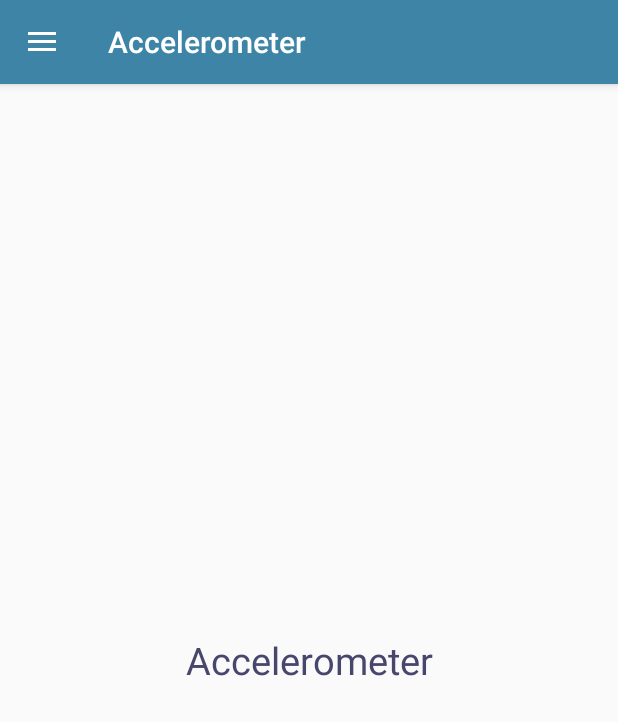
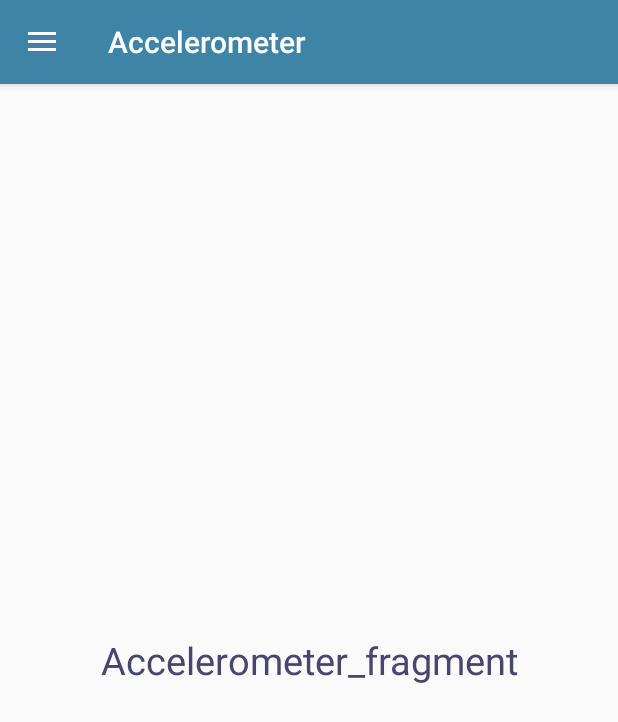
Before and after one commit to black-fluffy-cat/SensorsManager, an Android app: the screen it shows after launch (MainActivity), after a tap on "Accelerometer", on a phone screen of 412 x 824 dp. Shown: the top 722 px of the screen. Run offline under Robolectric (Android 15) with nearby library versions, the light colour scheme and no system bars; 1 other tap on this screen came first.

Commit message:
Create AccelerometerFragment, set it as default fragment

```diff
--- a/app/src/main/java/com/fluffycat/sensorsmanager/activities/MainActivity.kt
+++ b/app/src/main/java/com/fluffycat/sensorsmanager/activities/MainActivity.kt
@@ -5,13 +5,21 @@ import android.view.MenuItem
 import androidx.appcompat.app.ActionBarDrawerToggle
 import androidx.appcompat.app.AppCompatActivity
 import androidx.drawerlayout.widget.DrawerLayout
+import androidx.fragment.app.Fragment
 import com.fluffycat.sensorsmanager.R
+import com.fluffycat.sensorsmanager.fragments.AccelerometerFragment
 import com.fluffycat.sensorsmanager.navigation_view.MyNavigationItemSelectedListener
 import com.google.android.material.navigation.NavigationView
 import kotlinx.android.synthetic.main.activity_main.*
 
 
 class MainActivity : AppCompatActivity() {
+
+    companion object {
+        const val CURRENT_FRAGMENT_SAVED_STATE = "currentFragment"
+    }
+
+    private var currentFragment: String = ""
 
     override fun onCreate(savedInstanceState: Bundle?) {
         super.onCreate(savedInstanceState)
@@ -20,8 +28,37 @@ class MainActivity : AppCompatActivity() {
         setupDrawerViewListener()
         supportActionBar?.setDisplayHomeAsUpEnabled(true)
         setupNavigationViewListener()
+        setCurrentFragment(savedInstanceState)
     }
 
+    private fun setCurrentFragment(savedInstanceState: Bundle?) {
+        if (savedInstanceState == null) {
+            switchFragment(AccelerometerFragment(), AccelerometerFragment.TAG)
+        }
+    }
+
+    override fun onSaveInstanceState(outState: Bundle) {
+        super.onSaveInstanceState(outState)
+        outState.putString(CURRENT_FRAGMENT_SAVED_STATE, currentFragment)
+    }
+
+    override fun onRestoreInstanceState(savedInstanceState: Bundle) {
+        super.onRestoreInstanceState(savedInstanceState)
+        savedInstanceState.getString(CURRENT_FRAGMENT_SAVED_STATE)?.let {
+            if (it.isNotEmpty()) {
+                currentFragment = it
+            }
+        }
+    }
+
+    private fun switchFragment(fragment: Fragment, tag: String) {
+        currentFragment = fragment.tag ?: ""
+        supportFragmentManager.beginTransaction().replace(R.id.navDrawerFragmentContainer, fragment, tag).commit()
+        title = tag
+        mainDrawerLayout.closeDrawer(navigation)
+    }
+
+    /** DrawerView code **/
     override fun onOptionsItemSelected(item: MenuItem): Boolean {
         // The action bar home/up action should open or close the drawer.
         when (item.itemId) {
@@ -53,6 +90,6 @@ class MainActivity : AppCompatActivity() {
 
     private fun setupNavigationViewListener() {
         val navigationView = findViewById<NavigationView>(R.id.navigation)
-        navigationView.setNavigationItemSelectedListener(MyNavigationItemSelectedListener(this))
+        navigationView.setNavigationItemSelectedListener(MyNavigationItemSelectedListener(this, ::switchFragment))
     }
 }
--- /dev/null
+++ b/app/src/main/java/com/fluffycat/sensorsmanager/fragments/AccelerometerFragment.kt
@@ -0,0 +1,22 @@
+package com.fluffycat.sensorsmanager.fragments
+
+import android.os.Bundle
+import android.view.LayoutInflater
+import android.view.View
+import android.view.ViewGroup
+import androidx.fragment.app.Fragment
+import com.fluffycat.sensorsmanager.R
+
+class AccelerometerFragment : Fragment() {
+    companion object {
+        const val TAG = "AccelerometerFragmentTAG"
+    }
+    override fun onCreateView(inflater: LayoutInflater, container: ViewGroup?, savedInstanceState: Bundle?): View {
+        setActivityTitle()
+        return inflater.inflate(R.layout.accelerometer_fragment, container, false)
+    }
+
+    private fun setActivityTitle() {
+        activity?.title = getString(R.string.accelerometer)
+    }
+}
--- a/app/src/main/java/com/fluffycat/sensorsmanager/fragments/ExampleFragment.kt
+++ b/app/src/main/java/com/fluffycat/sensorsmanager/fragments/ExampleFragment.kt
@@ -10,6 +10,10 @@ import kotlinx.android.synthetic.main.example_fragment.*
 
 class ExampleFragment(private val textToWrite: String) : Fragment() {
 
+    companion object {
+        const val TAG = "ExampleFragmentTAG"
+    }
+
     override fun onCreateView(inflater: LayoutInflater, container: ViewGroup?, savedInstanceState: Bundle?): View {
         return inflater.inflate(R.layout.example_fragment, container, false)
     }
--- a/app/src/main/java/com/fluffycat/sensorsmanager/navigation_view/MyNavigationItemSelectedListener.kt
+++ b/app/src/main/java/com/fluffycat/sensorsmanager/navigation_view/MyNavigationItemSelectedListener.kt
@@ -2,28 +2,22 @@ package com.fluffycat.sensorsmanager.navigation_view
 
 import android.view.MenuItem
 import androidx.appcompat.app.AppCompatActivity
-import androidx.drawerlayout.widget.DrawerLayout
+import androidx.fragment.app.Fragment
 import com.fluffycat.sensorsmanager.R
+import com.fluffycat.sensorsmanager.fragments.AccelerometerFragment
 import com.fluffycat.sensorsmanager.fragments.ExampleFragment
-import com.fluffycat.sensorsmanager.utils.showToast
 import com.google.android.material.navigation.NavigationView
-import kotlinx.android.synthetic.main.activity_main.*
 
-class MyNavigationItemSelectedListener(private val activity: AppCompatActivity) :
+class MyNavigationItemSelectedListener(private val activity: AppCompatActivity,
+                                       private val switchFragment: (fragment: Fragment, tag: String) -> Unit) :
     NavigationView.OnNavigationItemSelectedListener {
 
     override fun onNavigationItemSelected(menuItem: MenuItem): Boolean {
-        selectDrawerItem(menuItem)
+        val menuTitle = menuItem.title.toString()
+        when (menuItem.itemId) {
+            R.id.accelerometerMenuItem -> switchFragment(AccelerometerFragment(), AccelerometerFragment.TAG)
+            else -> switchFragment(ExampleFragment(menuTitle), ExampleFragment.TAG)
+        }
         return true
     }
-
-    private fun selectDrawerItem(menuItem: MenuItem) {
-        val menuTitle = menuItem.title.toString()
-        val exampleFragment = ExampleFragment(menuTitle)
-        activity.apply {
-            supportFragmentManager.beginTransaction().replace(R.id.navDrawerFragmentContainer, exampleFragment).commit()
-            title = menuTitle
-            mainDrawerLayout.closeDrawer(navigation)
-        }
-    }
 }
--- /dev/null
+++ b/app/src/main/res/layout/accelerometer_fragment.xml
@@ -0,0 +1,20 @@
+<?xml version="1.0" encoding="utf-8"?>
+<androidx.constraintlayout.widget.ConstraintLayout xmlns:android="http://schemas.android.com/apk/res/android"
+    xmlns:app="http://schemas.android.com/apk/res-auto"
+    android:id="@+id/accelerometerFragmentLayout"
+    android:layout_width="match_parent"
+    android:layout_height="match_parent">
+
+    <TextView
+        android:id="@+id/accelerometerFragmentText"
+        android:layout_width="wrap_content"
+        android:layout_height="wrap_content"
+        android:text="Accelerometer_fragment"
+        android:textColor="@color/colorAccent2"
+        android:textSize="25sp"
+        app:layout_constraintBottom_toBottomOf="parent"
+        app:layout_constraintEnd_toEndOf="parent"
+        app:layout_constraintStart_toStartOf="parent"
+        app:layout_constraintTop_toTopOf="parent" />
+
+</androidx.constraintlayout.widget.ConstraintLayout>
--- a/app/src/main/res/values/strings.xml
+++ b/app/src/main/res/values/strings.xml
@@ -2,4 +2,5 @@
     <string name="app_name">SensorsManager</string>
     <string name="open">Open</string>
     <string name="close">Close</string>
+    <string name="accelerometer">Accelerometer</string>
 </resources>
```
